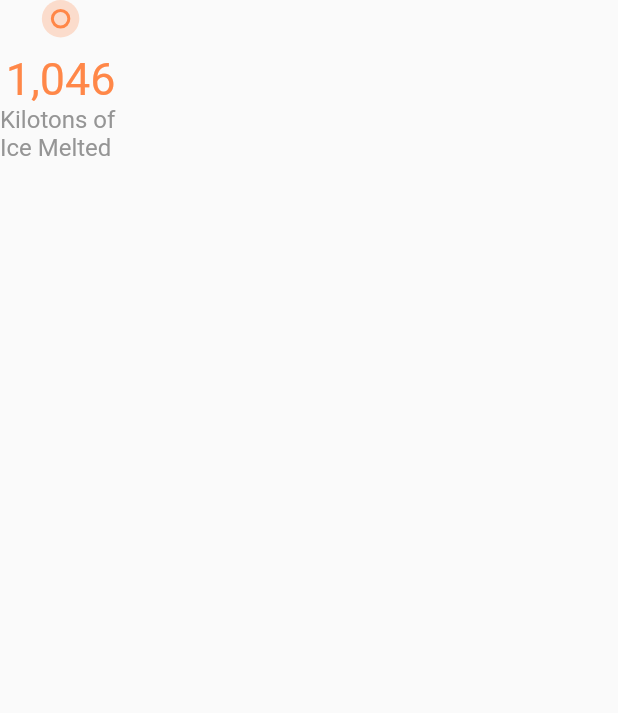
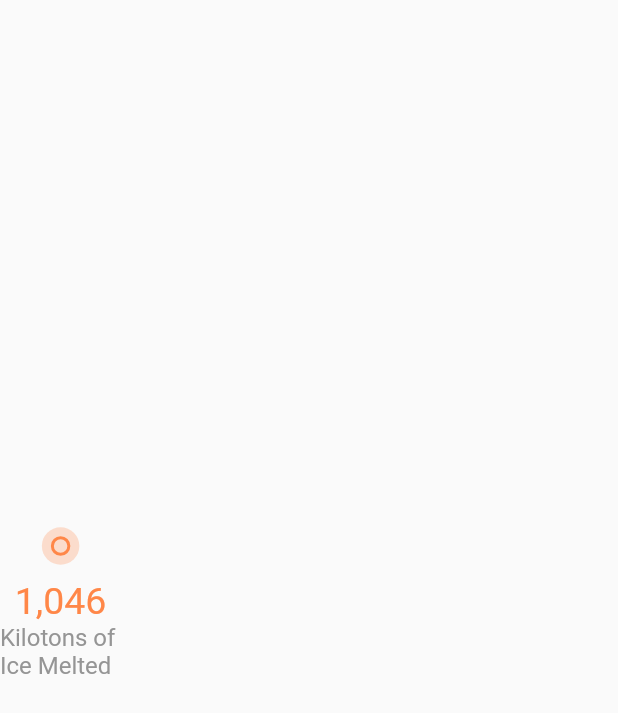
Before and after one commit to msoham123/ProtectApp, a Flutter app: the Counter widget shown alone on an empty page, opened directly, on a phone screen of 412 x 824 dp. Shown: the top 713 px of the screen. Run offline on Flutter 3.47's test engine with Material 2 defaults, Android fonts, the light colour scheme and no system bars; our stand-ins replace cloud_firestore, curved_navigation_bar, firebase_auth, flutter_svg, intro_slider, page_transition and 2 more; missing offline and left inert: agora_rtc_engine; accounts and stored records are empty; network calls fail; project files that could hold a hidden picture were left out.

Commit message:
make text smaller

```diff
--- a/lib/components/counter.dart
+++ b/lib/components/counter.dart
@@ -17,6 +17,7 @@ class Counter extends StatelessWidget {
   @override
   Widget build(BuildContext context) {
     return Column(
+      mainAxisAlignment: MainAxisAlignment.center,
       children: <Widget>[
         Container(
           padding: EdgeInsets.all(6),
@@ -41,7 +42,7 @@ class Counter extends StatelessWidget {
         Text(
           "${NumberFormat("#,###").format(number)}",
           style: TextStyle(
-            fontSize: 30,
+            fontSize: 25,
             color: color,
           ),
         ),
```
